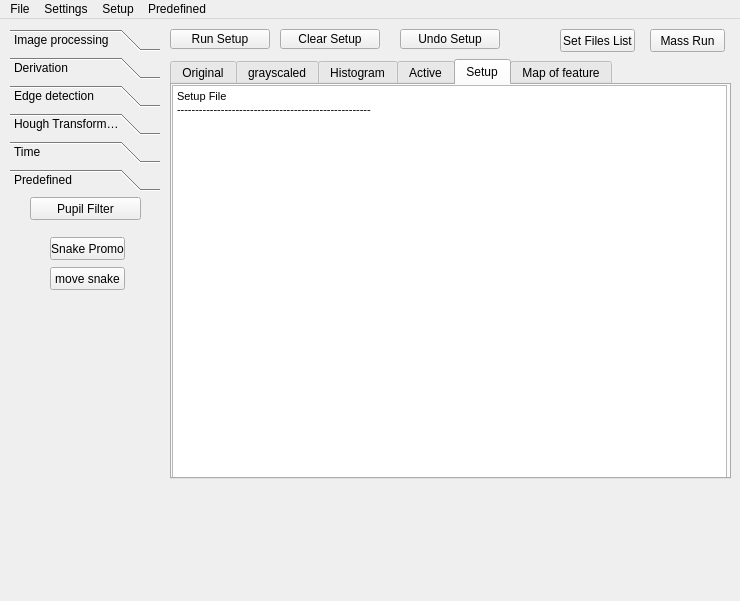
Before: the Qt Designer form mainwindow.ui in lukassos/bc_duhovka, drawn with Qt 5.
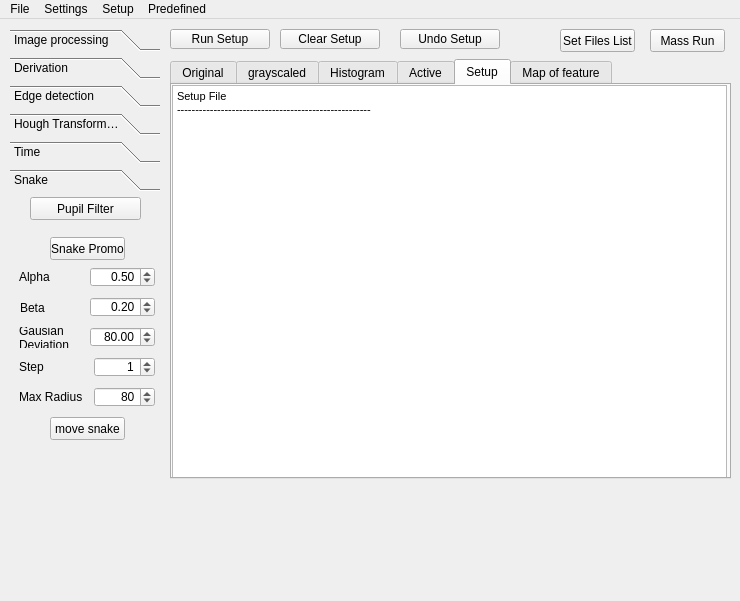
After: the same form once the commit is applied.

Commit message: done from friday list //debuged reading and writing to matrix data //scaling from/to float //center of pupil localization //external energy vector field stored in list of matrixes not in one multilayered matrix //

What changed in the file:
```diff
--- a/mainwindow.ui
+++ b/mainwindow.ui
@@ -2222,7 +2222,7 @@
       </rect>
      </property>
      <attribute name="label">
-      <string>Predefined</string>
+      <string>Snake</string>
      </attribute>
      <widget class="QPushButton" name="pushButton_pupilFilterSetup">
       <property name="geometry">
@@ -2254,7 +2254,7 @@
       <property name="geometry">
        <rect>
         <x>40</x>
-        <y>70</y>
+        <y>220</y>
         <width>75</width>
         <height>23</height>
        </rect>
@@ -2263,6 +2263,200 @@
        <string>move snake</string>
       </property>
      </widget>
+     <widget class="QLabel" name="label_houghTransform_maxRadius_2">
+      <property name="geometry">
+       <rect>
+        <x>9</x>
+        <y>190</y>
+        <width>71</width>
+        <height>20</height>
+       </rect>
+      </property>
+      <property name="text">
+       <string>Max Radius</string>
+      </property>
+     </widget>
+     <widget class="QLabel" name="label_snake_gausianDeviation">
+      <property name="geometry">
+       <rect>
+        <x>9</x>
+        <y>130</y>
+        <width>71</width>
+        <height>21</height>
+       </rect>
+      </property>
+      <property name="layoutDirection">
+       <enum>Qt::LeftToRight</enum>
+      </property>
+      <property name="text">
+       <string>Gausian
+Deviation</string>
+      </property>
+     </widget>
+     <widget class="QSpinBox" name="spinBox_houghTransform_maxRadius_2">
+      <property name="geometry">
+       <rect>
+        <x>84</x>
+        <y>190</y>
+        <width>61</width>
+        <height>20</height>
+       </rect>
+      </property>
+      <property name="alignment">
+       <set>Qt::AlignRight|Qt::AlignTrailing|Qt::AlignVCenter</set>
+      </property>
+      <property name="maximum">
+       <number>9000</number>
+      </property>
+      <property name="value">
+       <number>80</number>
+      </property>
+     </widget>
+     <widget class="QLabel" name="label_houghTransform_minRadius_2">
+      <property name="geometry">
+       <rect>
+        <x>9</x>
+        <y>160</y>
+        <width>71</width>
+        <height>20</height>
+       </rect>
+      </property>
+      <property name="text">
+       <string>Step</string>
+      </property>
+     </widget>
+     <widget class="QSpinBox" name="spinBox_snake_step">
+      <property name="geometry">
+       <rect>
+        <x>84</x>
+        <y>160</y>
+        <width>61</width>
+        <height>20</height>
+       </rect>
+      </property>
+      <property name="alignment">
+       <set>Qt::AlignRight|Qt::AlignTrailing|Qt::AlignVCenter</set>
+      </property>
+      <property name="maximum">
+       <number>50</number>
+      </property>
+      <property name="singleStep">
+       <number>2</number>
+      </property>
+      <property name="value">
+       <number>1</number>
+      </property>
+     </widget>
+     <widget class="QDoubleSpinBox" name="doubleSpinBox_snake_beta">
+      <property name="geometry">
+       <rect>
+        <x>80</x>
+        <y>100</y>
+        <width>65</width>
+        <height>20</height>
+       </rect>
+      </property>
+      <property name="alignment">
+       <set>Qt::AlignRight|Qt::AlignTrailing|Qt::AlignVCenter</set>
+      </property>
+      <property name="decimals">
+       <number>2</number>
+      </property>
+      <property name="minimum">
+       <double>0.000000000000000</double>
+      </property>
+      <property name="maximum">
+       <double>999.000000000000000</double>
+      </property>
+      <property name="singleStep">
+       <double>0.010000000000000</double>
+      </property>
+      <property name="value">
+       <double>0.200000000000000</double>
+      </property>
+     </widget>
+     <widget class="QLabel" name="label_snake_beta">
+      <property name="geometry">
+       <rect>
+        <x>10</x>
+        <y>100</y>
+        <width>71</width>
+        <height>21</height>
+       </rect>
+      </property>
+      <property name="text">
+       <string>Beta</string>
+      </property>
+     </widget>
+     <widget class="QLabel" name="label_snake_alpha">
+      <property name="geometry">
+       <rect>
+        <x>9</x>
+        <y>70</y>
+        <width>71</width>
+        <height>20</height>
+       </rect>
+      </property>
+      <property name="text">
+       <string>Alpha</string>
+      </property>
+     </widget>
+     <widget class="QDoubleSpinBox" name="doubleSpinBox_snake_alpha">
+      <property name="geometry">
+       <rect>
+        <x>80</x>
+        <y>70</y>
+        <width>65</width>
+        <height>20</height>
+       </rect>
+      </property>
+      <property name="alignment">
+       <set>Qt::AlignRight|Qt::AlignTrailing|Qt::AlignVCenter</set>
+      </property>
+      <property name="decimals">
+       <number>2</number>
+      </property>
+      <property name="minimum">
+       <double>0.000000000000000</double>
+      </property>
+      <property name="maximum">
+       <double>999.000000000000000</double>
+      </property>
+      <property name="singleStep">
+       <double>0.010000000000000</double>
+      </property>
+      <property name="value">
+       <double>0.500000000000000</double>
+      </property>
+     </widget>
+     <widget class="QDoubleSpinBox" name="doubleSpinBox_snake_gausianDeviation">
+      <property name="geometry">
+       <rect>
+        <x>80</x>
+        <y>130</y>
+        <width>65</width>
+        <height>20</height>
+       </rect>
+      </property>
+      <property name="alignment">
+       <set>Qt::AlignRight|Qt::AlignTrailing|Qt::AlignVCenter</set>
+      </property>
+      <property name="decimals">
+       <number>2</number>
+      </property>
+      <property name="minimum">
+       <double>0.010000000000000</double>
+      </property>
+      <property name="maximum">
+       <double>999.000000000000000</double>
+      </property>
+      <property name="singleStep">
+       <double>0.100000000000000</double>
+      </property>
+      <property name="value">
+       <double>80.000000000000000</double>
+      </property>
+     </widget>
     </widget>
    </widget>
    <widget class="QPushButton" name="pushButton_clear">
```
Left out of the diff: 2 changed lines with no effect on the pictures. The commit also changes 7 other files.
